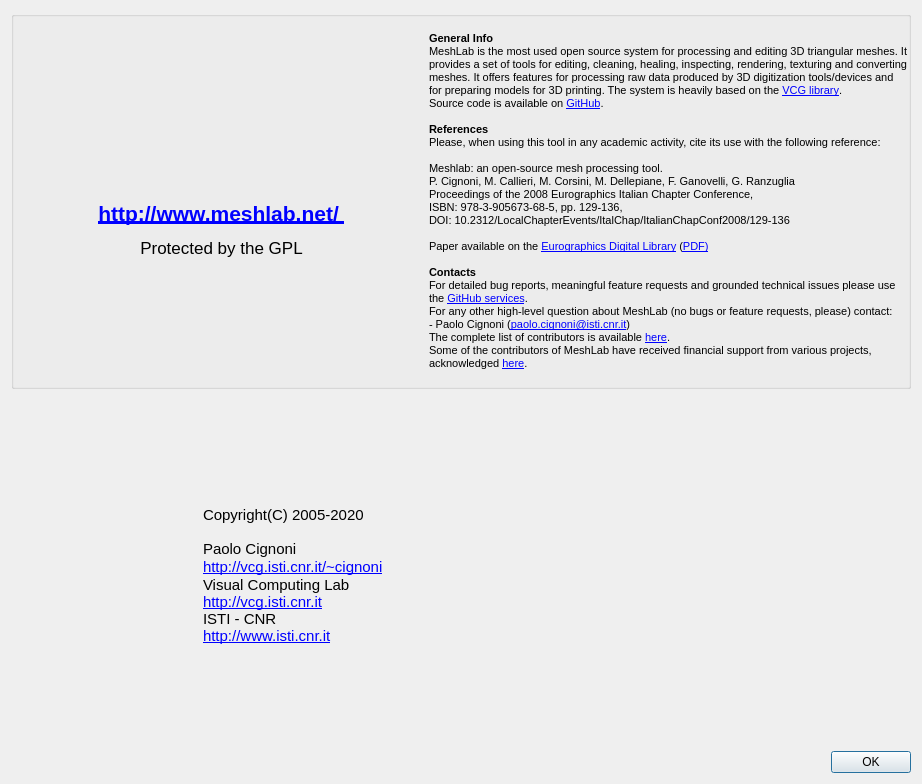
cnr-isti-vclab/meshlab, file src/meshlab/ui/aboutDialog.ui: the form before one commit.
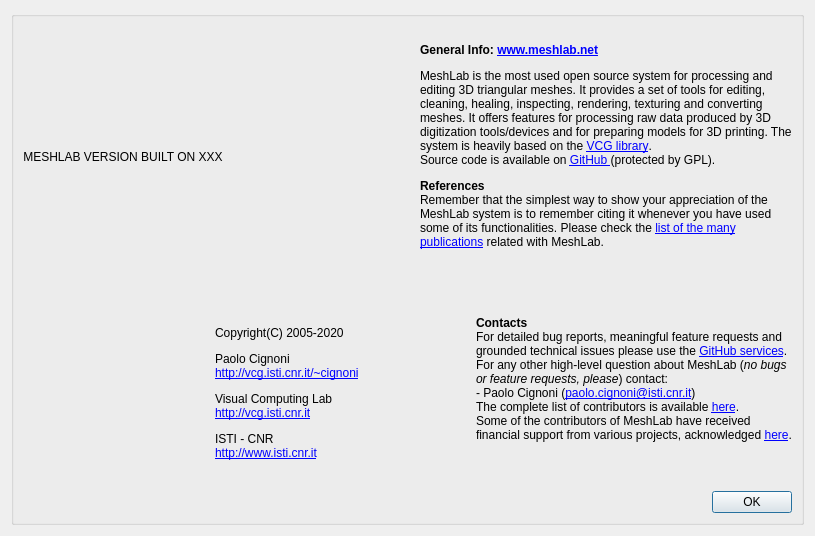
The form after the commit. Icons and pictures are not drawn.

Commit message: Better formatted about dialog (removed all the html mess, thanks to html cleaners!)

What changed in the file:
```diff
--- a/src/meshlab/ui/aboutDialog.ui
+++ b/src/meshlab/ui/aboutDialog.ui
@@ -6,12 +6,12 @@
    <rect>
     <x>0</x>
     <y>0</y>
-    <width>922</width>
-    <height>784</height>
+    <width>815</width>
+    <height>536</height>
    </rect>
   </property>
   <property name="sizePolicy">
-   <sizepolicy hsizetype="Fixed" vsizetype="Fixed">
+   <sizepolicy hsizetype="Preferred" vsizetype="Preferred">
     <horstretch>0</horstretch>
     <verstretch>0</verstretch>
    </sizepolicy>
@@ -38,35 +38,34 @@
   <property name="modal">
    <bool>true</bool>
   </property>
-  <layout class="QVBoxLayout">
-   <item>
+  <layout class="QGridLayout" name="gridLayout">
+   <item row="0" column="0">
     <widget class="QGroupBox" name="groupBoxSx">
+     <property name="sizePolicy">
+      <sizepolicy hsizetype="Expanding" vsizetype="Preferred">
+       <horstretch>0</horstretch>
+       <verstretch>0</verstretch>
+      </sizepolicy>
+     </property>
      <property name="title">
       <string/>
      </property>
      <property name="flat">
       <bool>false</bool>
      </property>
-     <layout class="QHBoxLayout">
-      <property name="spacing">
-       <number>0</number>
-      </property>
-      <property name="leftMargin">
-       <number>0</number>
-      </property>
-      <property name="topMargin">
-       <number>0</number>
-      </property>
-      <property name="rightMargin">
-       <number>0</number>
-      </property>
-      <property name="bottomMargin">
-       <number>0</number>
-      </property>
+     <layout class="QGridLayout" name="gridLayout_2">
+      <item row="0" column="0">
+       <layout class="QHBoxLayout" name="horizontalLayout">
       <item>
-       <layout class="QVBoxLayout">
+         <layout class="QVBoxLayout" name="verticalLayout_2">
         <item>
          <widget class="QLabel" name="labelMLLogo">
+            <property name="sizePolicy">
+             <sizepolicy hsizetype="Fixed" vsizetype="Fixed">
+              <horstretch>0</horstretch>
+              <verstretch>0</verstretch>
+             </sizepolicy>
+            </property>
           <property name="text">
            <string/>
           </property>
@@ -78,75 +77,43 @@
           </property>
          </widget>
         </item>
-        <item>
-         <spacer>
-          <property name="orientation">
-           <enum>Qt::Vertical</enum>
-          </property>
-          <property name="sizeHint" stdset="0">
-           <size>
-            <width>20</width>
-            <height>5</height>
-           </size>
-          </property>
-         </spacer>
-        </item>
         <item>
          <widget class="QLabel" name="labelMLName">
-          <property name="font">
-           <font>
-            <pointsize>12</pointsize>
-           </font>
-          </property>
           <property name="text">
-           <string/>
+             <string>MESHLAB VERSION BUILT ON XXX</string>
           </property>
           <property name="alignment">
            <set>Qt::AlignCenter</set>
           </property>
-          <property name="textInteractionFlags">
-           <set>Qt::LinksAccessibleByMouse|Qt::TextSelectableByKeyboard|Qt::TextSelectableByMouse</set>
-          </property>
-         </widget>
-        </item>
-        <item>
-         <widget class="QLabel" name="labelMLLink">
-          <property name="text">
-           <string>&lt;html&gt;&lt;head/&gt;&lt;body&gt;&lt;p&gt;&lt;span style=&quot; font-size:16pt; font-weight:600;&quot;&gt;&lt;br/&gt;&lt;/span&gt;&lt;a href=&quot;http://www.meshlab.net&quot;&gt;&lt;span style=&quot; font-family:'MS Shell Dlg'; font-size:16pt; font-weight:600; text-decoration: underline; color:#0000ff;&quot;&gt;http://www.meshlab.net/ &lt;/span&gt;&lt;/a&gt;&lt;/p&gt;&lt;p&gt;&lt;span style=&quot; font-family:'MS Shell Dlg'; font-size:13pt;&quot;&gt;Protected by the GPL&lt;/span&gt;&lt;/p&gt;&lt;/body&gt;&lt;/html&gt;</string>
-          </property>
-          <property name="alignment">
-           <set>Qt::AlignCenter</set>
-          </property>
-          <property name="openExternalLinks">
-           <bool>true</bool>
-          </property>
-         </widget>
+           </widget>
+          </item>
+         </layout>
         </item>
         <item>
-         <spacer>
+         <spacer name="spacer_2">
           <property name="orientation">
-           <enum>Qt::Vertical</enum>
+           <enum>Qt::Horizontal</enum>
           </property>
           <property name="sizeHint" stdset="0">
            <size>
-            <width>20</width>
-            <height>5</height>
+            <width>13</width>
+            <height>20</height>
            </size>
           </property>
          </spacer>
         </item>
-       </layout>
-      </item>
-      <item>
-       <layout class="QVBoxLayout">
         <item>
          <widget class="QLabel" name="label">
+          <property name="sizePolicy">
+           <sizepolicy hsizetype="Expanding" vsizetype="Preferred">
+            <horstretch>0</horstretch>
+            <verstretch>0</verstretch>
+           </sizepolicy>
+          </property>
           <property name="text">
-           <string>&lt;!DOCTYPE HTML PUBLIC &quot;-//W3C//DTD HTML 4.0//EN&quot; &quot;http://www.w3.org/TR/REC-html40/strict.dtd&quot;&gt;
-&lt;html&gt;&lt;head&gt;&lt;meta name=&quot;qrichtext&quot; content=&quot;1&quot; /&gt;&lt;style type=&quot;text/css&quot;&gt;
-p, li { white-space: pre-wrap; }
-&lt;/style&gt;&lt;/head&gt;&lt;body style=&quot; font-family:'MS Shell Dlg 2'; font-size:8pt; font-weight:400; font-style:normal;&quot;&gt;
-&lt;p style=&quot; margin-top:12px; margin-bottom:12px; margin-left:0px; margin-right:0px; -qt-block-indent:0; text-indent:0px;&quot;&gt;&lt;span style=&quot; font-weight:600;&quot;&gt;General Info&lt;/span&gt;&lt;br /&gt;MeshLab is the most used open source system for processing and editing 3D triangular meshes. It provides a set of tools for editing, cleaning, healing, inspecting, rendering, texturing and converting meshes. It offers features for processing raw data produced by 3D digitization tools/devices and for preparing models for 3D printing. The system is heavily based on the &lt;a href=&quot;http://www.vcglib.net&quot;&gt;&lt;span style=&quot; text-decoration: underline; color:#0000ff;&quot;&gt;VCG library&lt;/span&gt;&lt;/a&gt;. &lt;br /&gt;Source code is available on &lt;a href=&quot;https://github.com/cnr-isti-vclab/meshlab&quot;&gt;&lt;span style=&quot; text-decoration: underline; color:#0000ff;&quot;&gt;GitHub&lt;/span&gt;&lt;/a&gt;.&lt;br /&gt;&lt;br /&gt;&lt;span style=&quot; font-weight:600;&quot;&gt;References&lt;/span&gt;&lt;br /&gt;Please, when using this tool in any academic activity, cite its use with the following reference:&lt;br /&gt;&lt;br /&gt;Meshlab: an open-source mesh processing tool.&lt;br /&gt;P. Cignoni, M. Callieri, M. Corsini, M. Dellepiane, F. Ganovelli, G. Ranzuglia&lt;br /&gt;Proceedings of the 2008 Eurographics Italian Chapter Conference,&lt;br /&gt;ISBN: 978-3-905673-68-5, pp. 129-136, &lt;br /&gt;DOI: 10.2312/LocalChapterEvents/ItalChap/ItalianChapConf2008/129-136&lt;br /&gt;&lt;br /&gt;Paper available on the &lt;a href=&quot;https://diglib.eg.org/handle/10.2312/LocalChapterEvents.ItalChap.ItalianChapConf2008.129-136&quot;&gt;&lt;span style=&quot; text-decoration: underline; color:#0000ff;&quot;&gt;Eurographics Digital Library&lt;/span&gt;&lt;/a&gt; (&lt;a href=&quot;http://vcg.isti.cnr.it/Publications/2008/CCCDGR08/&quot;&gt;&lt;span style=&quot; text-decoration: underline; color:#0000ff;&quot;&gt;PDF)&lt;/span&gt;&lt;/a&gt;&lt;br /&gt;&lt;br /&gt;&lt;span style=&quot; font-weight:600;&quot;&gt;Contacts&lt;/span&gt;&lt;br /&gt;For detailed bug reports, meaningful feature requests and grounded technical issues please use the &lt;a href=&quot;https://github.com/cnr-isti-vclab/meshlab/issues&quot;&gt;&lt;span style=&quot; text-decoration: underline; color:#0000ff;&quot;&gt;GitHub services&lt;/span&gt;&lt;/a&gt;.&lt;br /&gt;For any other high-level question about MeshLab (no bugs or feature requests, please) contact:&lt;br /&gt;- Paolo Cignoni (&lt;a href=&quot;mailto:p.cignoni@isti.cnr.it?subject=%5BMeshLab%5D%20Info%20request&quot;&gt;&lt;span style=&quot; text-decoration: underline; color:#0000ff;&quot;&gt;paolo.cignoni@isti.cnr.it&lt;/span&gt;&lt;/a&gt;)&lt;br /&gt;The complete list of contributors is available &lt;a href=&quot;https://github.com/cnr-isti-vclab/meshlab/graphs/contributors&quot;&gt;&lt;span style=&quot; text-decoration: underline; color:#0000ff;&quot;&gt;here&lt;/span&gt;&lt;/a&gt;.&lt;br /&gt;Some of the contributors of MeshLab have received financial support from various projects, acknowledged &lt;a href=&quot;http://vcg.isti.cnr.it/projects.php&quot;&gt;&lt;span style=&quot; text-decoration: underline; color:#0000ff;&quot;&gt;here&lt;/span&gt;&lt;/a&gt;.&lt;/p&gt;&lt;/body&gt;&lt;/html&gt;</string>
+           <string>&lt;p&gt;&lt;strong&gt;General Info:&amp;nbsp;&lt;a href=&quot;http://www.meshlab.net&quot;&gt;www.meshlab.net&lt;/a&gt;&lt;/strong&gt;&lt;/p&gt;
+&lt;p&gt;MeshLab is the most used open source system for processing and editing 3D triangular meshes. It provides a set of tools for editing, cleaning, healing, inspecting, rendering, texturing and converting meshes. It offers features for processing raw data produced by 3D digitization tools/devices and for preparing models for 3D printing. The system is heavily based on the &lt;a href=&quot;http://www.vcglib.net&quot;&gt;VCG library&lt;/a&gt;. &lt;br /&gt;Source code is available on &lt;a href=&quot;https://github.com/cnr-isti-vclab/meshlab&quot;&gt;GitHub &lt;/a&gt;(protected by GPL).&lt;/p&gt;
+&lt;p&gt;&lt;strong&gt;References&lt;/strong&gt;&lt;br /&gt;Remember that the simplest way to show your appreciation of the MeshLab system is to remember citing it whenever you have used some of its functionalities. Please check the &lt;a href=&quot;http://www.meshlab.net/#references&quot;&gt;list of the many publications&lt;/a&gt; related with MeshLab.&lt;/p&gt;</string>
           </property>
           <property name="wordWrap">
            <bool>true</bool>
@@ -161,15 +128,16 @@
         </item>
        </layout>
       </item>
-     </layout>
-    </widget>
-   </item>
-   <item>
-    <layout class="QHBoxLayout">
-     <item>
-      <layout class="QHBoxLayout">
+      <item row="1" column="0">
+       <layout class="QHBoxLayout" name="horizontalLayout_4">
        <item>
         <widget class="QLabel" name="labelVCGLogo_4">
+          <property name="sizePolicy">
+           <sizepolicy hsizetype="Fixed" vsizetype="Fixed">
+            <horstretch>0</horstretch>
+            <verstretch>0</verstretch>
+           </sizepolicy>
+          </property>
          <property name="minimumSize">
           <size>
            <width>186</width>
@@ -190,38 +158,46 @@
        <item>
         <widget class="QLabel" name="labelVCGDescription">
          <property name="text">
-          <string>&lt;!DOCTYPE HTML PUBLIC &quot;-//W3C//DTD HTML 4.0//EN&quot; &quot;http://www.w3.org/TR/REC-html40/strict.dtd&quot;&gt;
-&lt;html&gt;&lt;head&gt;&lt;meta name=&quot;qrichtext&quot; content=&quot;1&quot; /&gt;&lt;style type=&quot;text/css&quot;&gt;
-p, li { white-space: pre-wrap; }
-&lt;/style&gt;&lt;/head&gt;&lt;body style=&quot; font-family:'Ubuntu'; font-size:11pt; font-weight:400; font-style:normal;&quot;&gt;
-&lt;p style=&quot; margin-top:0px; margin-bottom:0px; margin-left:0px; margin-right:0px; -qt-block-indent:0; text-indent:0px;&quot;&gt;&lt;span style=&quot; font-family:'Lucida Grande';&quot;&gt;Copyright(C) 2005-2020&lt;br /&gt;&lt;br /&gt;Paolo Cignoni&lt;/span&gt;&lt;/p&gt;
-&lt;p style=&quot; margin-top:0px; margin-bottom:0px; margin-left:0px; margin-right:0px; -qt-block-indent:0; text-indent:0px;&quot;&gt;&lt;a href=&quot;http://vcg.isti.cnr.it/%7Ecignoni&quot;&gt;&lt;span style=&quot; font-family:'Lucida Grande'; text-decoration: underline; color:#0000ff;&quot;&gt;http://vcg.isti.cnr.it/~cignoni&lt;/span&gt;&lt;/a&gt;&lt;/p&gt;
-&lt;p style=&quot; margin-top:0px; margin-bottom:0px; margin-left:0px; margin-right:0px; -qt-block-indent:0; text-indent:0px;&quot;&gt;&lt;span style=&quot; font-family:'Lucida Grande';&quot;&gt;Visual Computing Lab&lt;/span&gt;&lt;span style=&quot; font-family:'Lucida Grande'; font-weight:600; font-style:italic;&quot;&gt;&lt;br /&gt;&lt;/span&gt;&lt;a href=&quot;http://vcg.isti.cnr.it&quot;&gt;&lt;span style=&quot; font-family:'Lucida Grande'; text-decoration: underline; color:#0000ff;&quot;&gt;http://vcg.isti.cnr.it&lt;/span&gt;&lt;/a&gt;&lt;span style=&quot; font-family:'Lucida Grande'; font-weight:600; font-style:italic;&quot;&gt;&lt;br /&gt;&lt;/span&gt;&lt;span style=&quot; font-family:'Lucida Grande';&quot;&gt;ISTI - CNR&lt;/span&gt;&lt;span style=&quot; font-family:'Lucida Grande'; font-weight:600; font-style:italic;&quot;&gt;&lt;br /&gt;&lt;/span&gt;&lt;a href=&quot;http://www.isti.cnr.it&quot;&gt;&lt;span style=&quot; font-family:'Lucida Grande'; text-decoration: underline; color:#0000ff;&quot;&gt;http://www.isti.cnr.it&lt;/span&gt;&lt;/a&gt;&lt;span style=&quot; font-family:'Lucida Grande'; font-weight:600; font-style:italic;&quot;&gt;&lt;br /&gt;&lt;/span&gt;&lt;/p&gt;&lt;/body&gt;&lt;/html&gt;</string>
+           <string>&lt;p&gt;Copyright(C) 2005-2020&lt;/p&gt;
+&lt;p&gt;Paolo Cignoni&lt;br /&gt;&lt;a href=&quot;http://vcg.isti.cnr.it/%7Ecignoni&quot;&gt;http://vcg.isti.cnr.it/~cignoni&lt;/a&gt;&lt;/p&gt;
+&lt;p&gt;Visual Computing Lab&lt;br /&gt;&lt;a href=&quot;http://vcg.isti.cnr.it&quot;&gt;http://vcg.isti.cnr.it&lt;/a&gt;&lt;/p&gt;
+&lt;p&gt;ISTI - CNR&lt;br /&gt;&lt;a href=&quot;http://www.isti.cnr.it&quot;&gt;http://www.isti.cnr.it&lt;/a&gt;&lt;/p&gt;</string>
          </property>
          <property name="openExternalLinks">
           <bool>true</bool>
          </property>
         </widget>
        </item>
-      </layout>
-     </item>
      <item>
-      <layout class="QVBoxLayout">
-       <item>
-        <spacer>
+         <spacer name="spacer">
          <property name="orientation">
-          <enum>Qt::Vertical</enum>
+           <enum>Qt::Horizontal</enum>
          </property>
          <property name="sizeHint" stdset="0">
           <size>
-           <width>20</width>
-           <height>40</height>
+            <width>13</width>
+            <height>20</height>
           </size>
          </property>
         </spacer>
        </item>
        <item>
-        <layout class="QHBoxLayout">
+         <layout class="QVBoxLayout" name="verticalLayout">
+          <item>
+           <widget class="QLabel" name="labelVCGDescription_2">
+            <property name="text">
+             <string>&lt;p&gt;&lt;strong&gt;Contacts&lt;/strong&gt;&lt;br /&gt;For detailed bug reports, meaningful feature requests and grounded technical issues please use the &lt;a href=&quot;https://github.com/cnr-isti-vclab/meshlab/issues&quot;&gt;GitHub services&lt;/a&gt;.&lt;br /&gt;For any other high-level question about MeshLab (&lt;em&gt;no bugs or feature requests, please&lt;/em&gt;) contact:&lt;br /&gt;- Paolo Cignoni (&lt;a href=&quot;mailto:p.cignoni@isti.cnr.it?subject=%5BMeshLab%5D%20Info%20request&quot;&gt;paolo.cignoni@isti.cnr.it&lt;/a&gt;)&lt;br /&gt;The complete list of contributors is available &lt;a href=&quot;https://github.com/cnr-isti-vclab/meshlab/graphs/contributors&quot;&gt;here&lt;/a&gt;.&lt;br /&gt;Some of the contributors of MeshLab have received financial support from various projects, acknowledged &lt;a href=&quot;http://vcg.isti.cnr.it/projects.php&quot;&gt;here&lt;/a&gt;.&lt;/p&gt;</string>
+            </property>
+            <property name="wordWrap">
+             <bool>true</bool>
+            </property>
+            <property name="openExternalLinks">
+             <bool>true</bool>
+            </property>
+           </widget>
+          </item>
+          <item>
+           <layout class="QHBoxLayout" name="horizontalLayout_2">
          <item>
           <spacer>
            <property name="orientation">
@@ -229,7 +205,7 @@
            </property>
            <property name="sizeHint" stdset="0">
             <size>
-             <width>2</width>
+                <width>13</width>
              <height>20</height>
             </size>
            </property>
@@ -247,6 +223,9 @@
       </layout>
      </item>
     </layout>
+      </item>
+     </layout>
+    </widget>
    </item>
   </layout>
  </widget>
```
Lines whose indentation alone changed are shown as unchanged.
